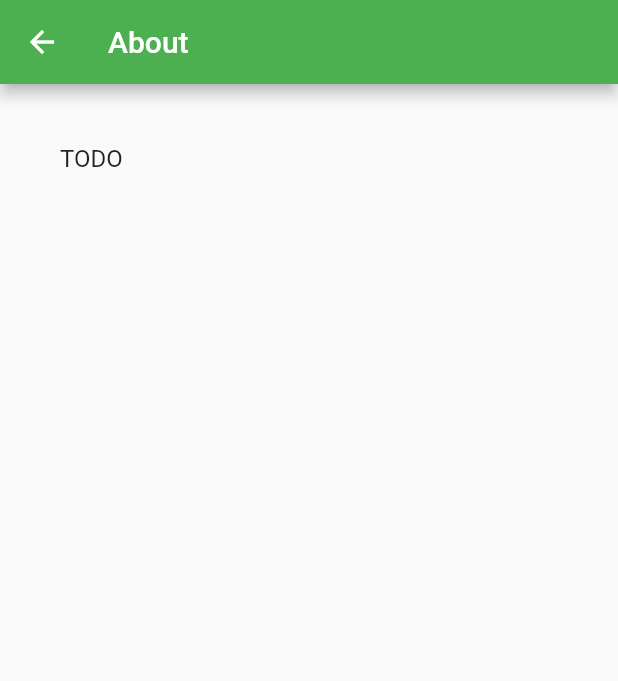
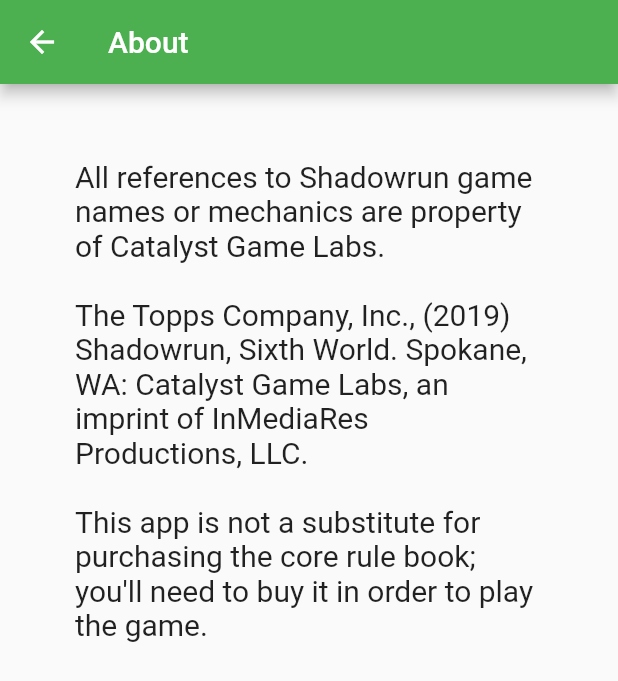
Before and after one commit to Celeo/cyberdeck-helper, a Flutter app: the ViewAbout screen opened directly, on a phone screen of 412 x 824 dp. Shown: the top 681 px of the screen. Run offline on Flutter 3.47's test engine with Material 2 defaults, Android fonts, the phone set to English and light mode, and no system bars; our stand-ins replace shared_preferences; accounts and stored records are empty.

Commit message:
About view

```diff
--- a/lib/views/about.dart
+++ b/lib/views/about.dart
@@ -1,4 +1,12 @@
 import 'package:flutter/material.dart';
+
+const aboutText = '''
+All references to Shadowrun game names or mechanics are property of Catalyst Game Labs.
+
+The Topps Company, Inc., (2019) Shadowrun, Sixth World. Spokane, WA: Catalyst Game Labs, an imprint of InMediaRes Productions, LLC.
+
+This app is not a substitute for purchasing the core rule book; you'll need to buy it in order to play the game.
+''';
 
 class ViewAbout extends StatelessWidget {
   @override
@@ -9,14 +17,10 @@ class ViewAbout extends StatelessWidget {
         backgroundColor: Colors.green,
       ),
       body: Container(
-        padding: EdgeInsets.all(40.0),
-        child: Column(
-          children: <Widget>[
-            Text(
-              'TODO',
-              style: TextStyle(fontSize: 16.0),
-            ),
-          ],
+        padding: EdgeInsets.all(50.0),
+        child: Text(
+          aboutText,
+          style: TextStyle(fontSize: 20.0),
         ),
       ),
     );
```
